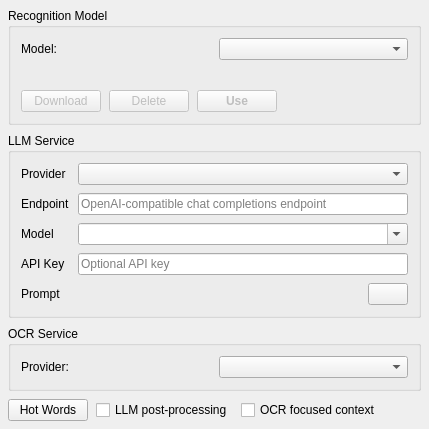
Qt form src/asr_setting_widget.ui (xiaodaxia-2008/TalkInput) before a commit.
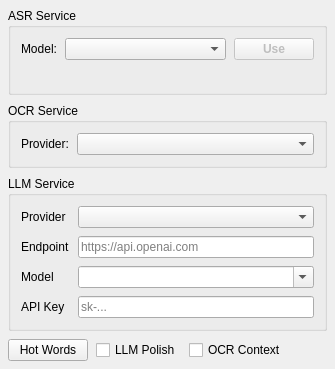
The same form after that commit.

Commit message: Redesign settings UI: simplified ASR/OC/LLM groups, Use downloads+loads, OCR Context gates on LLM Polish

Patch:
```diff
--- a/src/asr_setting_widget.ui
+++ b/src/asr_setting_widget.ui
@@ -21,7 +21,7 @@
    <item>
     <widget class="QGroupBox" name="modelGroup">
      <property name="title">
-      <string>Recognition Model</string>
+      <string>ASR Service</string>
      </property>
      <layout class="QVBoxLayout" name="modelLayout">
       <property name="leftMargin">
@@ -52,39 +52,12 @@
          </widget>
         </item>
         <item>
-         <widget class="QComboBox" name="modelCombo"/>
-        </item>
-       </layout>
-      </item>
-      <item>
-       <widget class="QLabel" name="statusLabel">
-        <property name="wordWrap">
-         <bool>true</bool>
-        </property>
-       </widget>
-      </item>
-      <item>
-       <layout class="QHBoxLayout" name="modelButtonRow">
-        <property name="spacing">
-         <number>8</number>
-        </property>
-        <item>
-         <widget class="QPushButton" name="downloadButton">
-          <property name="enabled">
-           <bool>false</bool>
-          </property>
-          <property name="text">
-           <string>Download</string>
-          </property>
-         </widget>
-        </item>
-        <item>
-         <widget class="QPushButton" name="deleteButton">
-          <property name="enabled">
-           <bool>false</bool>
-          </property>
-          <property name="text">
-           <string>Delete</string>
+         <widget class="QComboBox" name="modelCombo">
+          <property name="sizePolicy">
+           <sizepolicy hsizetype="Expanding" vsizetype="Fixed">
+            <horstretch>0</horstretch>
+            <verstretch>0</verstretch>
+           </sizepolicy>
           </property>
          </widget>
         </item>
@@ -99,22 +72,63 @@
           <property name="text">
            <string>Use</string>
           </property>
+          <property name="sizePolicy">
+           <sizepolicy hsizetype="Fixed" vsizetype="Fixed">
+            <horstretch>0</horstretch>
+            <verstretch>0</verstretch>
+           </sizepolicy>
+          </property>
          </widget>
         </item>
-        <item>
-         <spacer name="modelButtonSpacer">
-          <property name="orientation">
-           <enum>Qt::Horizontal</enum>
-          </property>
-          <property name="sizeHint" stdset="0">
-           <size>
-            <width>40</width>
-            <height>20</height>
-           </size>
-          </property>
-         </spacer>
-        </item>
        </layout>
+      </item>
+      <item>
+       <widget class="QLabel" name="statusLabel">
+        <property name="wordWrap">
+         <bool>true</bool>
+        </property>
+       </widget>
+      </item>
+     </layout>
+    </widget>
+   </item>
+   <item>
+    <widget class="QGroupBox" name="ocrGroup">
+     <property name="title">
+      <string>OCR Service</string>
+     </property>
+     <layout class="QHBoxLayout" name="ocrLayout">
+      <property name="leftMargin">
+       <number>10</number>
+      </property>
+      <property name="topMargin">
+       <number>10</number>
+      </property>
+      <property name="rightMargin">
+       <number>10</number>
+      </property>
+      <property name="bottomMargin">
+       <number>10</number>
+      </property>
+      <property name="spacing">
+       <number>8</number>
+      </property>
+      <item>
+       <widget class="QLabel" name="ocrLabel">
+        <property name="text">
+         <string>Provider:</string>
+        </property>
+       </widget>
+      </item>
+      <item>
+       <widget class="QComboBox" name="ocrCombo">
+        <property name="sizePolicy">
+         <sizepolicy hsizetype="Expanding" vsizetype="Fixed">
+          <horstretch>0</horstretch>
+          <verstretch>0</verstretch>
+         </sizepolicy>
+        </property>
+       </widget>
       </item>
      </layout>
     </widget>
@@ -148,7 +162,14 @@
        </widget>
       </item>
       <item row="0" column="1">
-       <widget class="QComboBox" name="providerCombo"/>
+       <widget class="QComboBox" name="providerCombo">
+        <property name="sizePolicy">
+         <sizepolicy hsizetype="Expanding" vsizetype="Fixed">
+          <horstretch>0</horstretch>
+          <verstretch>0</verstretch>
+         </sizepolicy>
+        </property>
+       </widget>
       </item>
       <item row="1" column="0">
        <widget class="QLabel" name="endpointFormLabel">
@@ -160,7 +181,7 @@
       <item row="1" column="1">
        <widget class="QLineEdit" name="endpointEdit">
         <property name="placeholderText">
-         <string>OpenAI-compatible chat completions endpoint</string>
+         <string>https://api.openai.com</string>
         </property>
        </widget>
       </item>
@@ -179,6 +200,12 @@
         <property name="insertPolicy">
          <enum>QComboBox::NoInsert</enum>
         </property>
+        <property name="sizePolicy">
+         <sizepolicy hsizetype="Expanding" vsizetype="Fixed">
+          <horstretch>0</horstretch>
+          <verstretch>0</verstretch>
+         </sizepolicy>
+        </property>
        </widget>
       </item>
       <item row="3" column="0">
@@ -194,99 +221,20 @@
          <enum>QLineEdit::Password</enum>
         </property>
         <property name="placeholderText">
-         <string>Optional API key</string>
+         <string>sk-...</string>
         </property>
        </widget>
       </item>
-      <item row="4" column="0">
-       <widget class="QLabel" name="promptFormLabel">
-        <property name="text">
-         <string>Prompt</string>
-        </property>
-       </widget>
-      </item>
-      <item row="4" column="1">
-       <widget class="QWidget" name="promptWidget">
-        <layout class="QHBoxLayout" name="promptLayout">
-         <property name="leftMargin">
-          <number>0</number>
-         </property>
-         <property name="topMargin">
-          <number>0</number>
-         </property>
-         <property name="rightMargin">
-          <number>0</number>
-         </property>
-         <property name="bottomMargin">
-          <number>0</number>
-         </property>
-         <property name="spacing">
-          <number>6</number>
-         </property>
-         <item>
-          <widget class="QLabel" name="promptLabel">
-           <property name="sizePolicy">
-            <sizepolicy hsizetype="Expanding" vsizetype="Preferred">
-             <horstretch>0</horstretch>
-             <verstretch>0</verstretch>
-            </sizepolicy>
-           </property>
-           <property name="textInteractionFlags">
-            <set>Qt::TextSelectableByMouse</set>
-           </property>
-          </widget>
-         </item>
-         <item>
-          <widget class="QPushButton" name="promptEditButton">
-           <property name="toolTip">
-            <string>Edit LLM prompt</string>
-           </property>
-          </widget>
-         </item>
-        </layout>
-       </widget>
-      </item>
      </layout>
     </widget>
-    </item>
-    <item>
-     <widget class="QGroupBox" name="ocrGroup">
-      <property name="title">
-       <string>OCR Service</string>
-      </property>
-      <layout class="QHBoxLayout" name="ocrLayout">
-       <property name="leftMargin">
-        <number>10</number>
-       </property>
-       <property name="topMargin">
-        <number>10</number>
-       </property>
-       <property name="rightMargin">
-        <number>10</number>
-       </property>
-       <property name="bottomMargin">
-        <number>10</number>
-       </property>
-       <property name="spacing">
-        <number>8</number>
-       </property>
-       <item>
-        <widget class="QLabel" name="ocrLabel">
-         <property name="text">
-          <string>Provider:</string>
-         </property>
-        </widget>
-       </item>
-       <item>
-        <widget class="QComboBox" name="ocrCombo"/>
-       </item>
-      </layout>
-     </widget>
-    </item>
-    <item>
-     <layout class="QHBoxLayout" name="bottomRow">
-      <item>
-       <widget class="QPushButton" name="hotwordsButton">
+   </item>
+   <item>
+    <layout class="QHBoxLayout" name="bottomRow">
+     <property name="spacing">
+      <number>8</number>
+     </property>
+     <item>
+      <widget class="QPushButton" name="hotwordsButton">
        <property name="toolTip">
         <string>Edit hot words</string>
        </property>
@@ -301,7 +249,7 @@
         <string>Use a local Qwen model to polish final recognition text</string>
        </property>
        <property name="text">
-        <string>LLM post-processing</string>
+        <string>LLM Polish</string>
        </property>
       </widget>
      </item>
@@ -311,7 +259,7 @@
         <string>Use OCR text around the focused input as LLM context</string>
        </property>
        <property name="text">
-        <string>OCR focused context</string>
+        <string>OCR Context</string>
        </property>
       </widget>
      </item>
```
Left out of the diff: 2 changed lines with no effect on the pictures. The commit also changes 2 other files.
